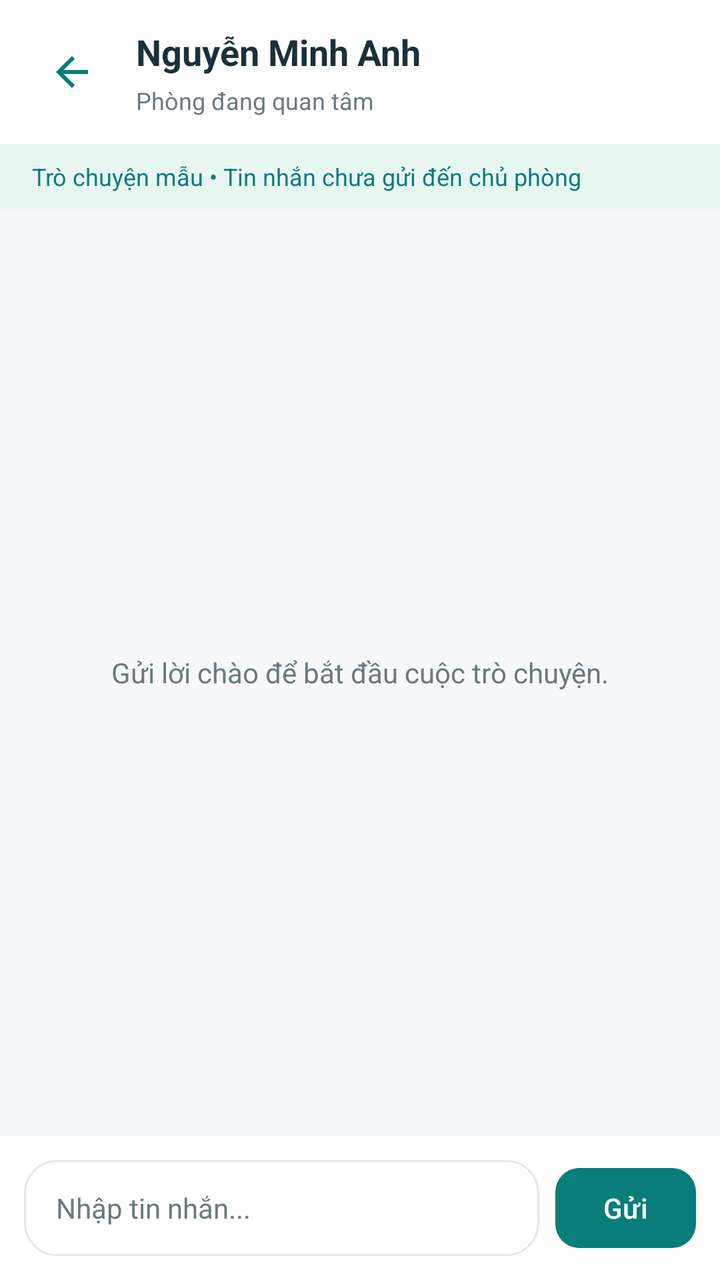
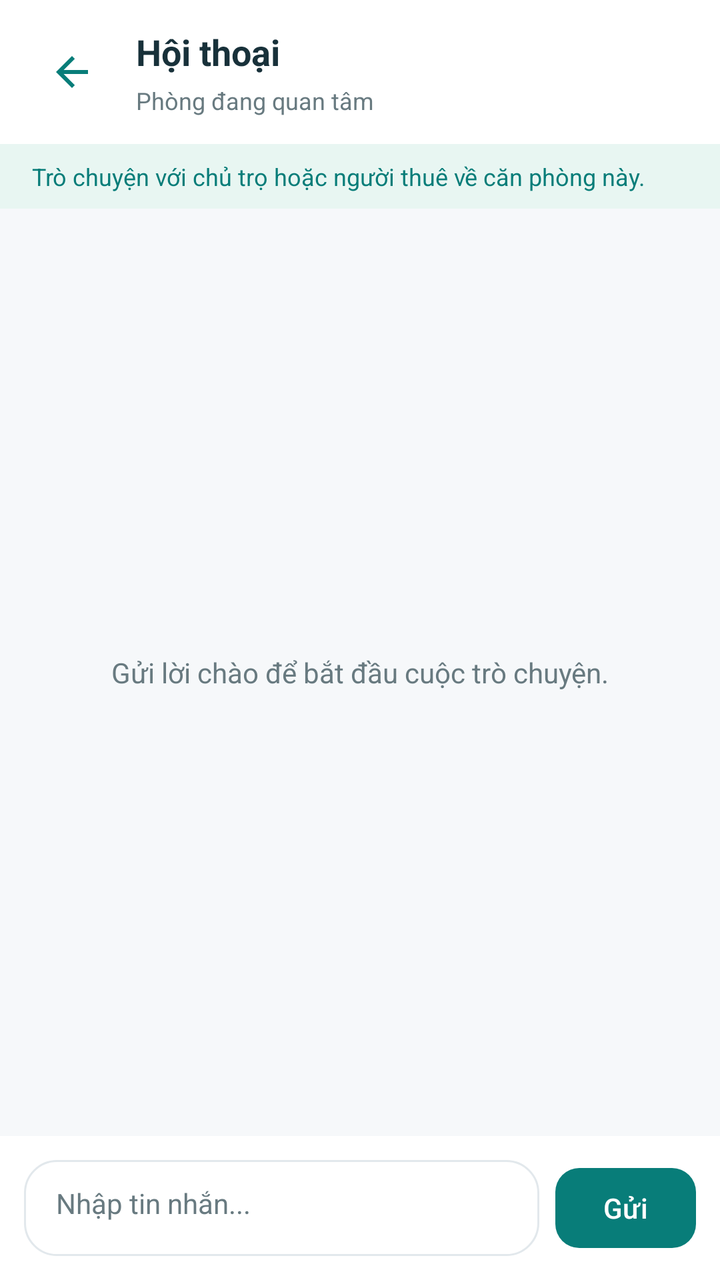

The first picture is an Android layout as it rendered before a commit; the second is the same layout after the commit. The layout source and the unified diff follow.
<!-- AndroidManifest.xml: application theme Theme.ROOMLY -->
<!-- res/layout/fragment_chat.xml -->
<?xml version="1.0" encoding="utf-8"?>
<LinearLayout
    xmlns:android="http://schemas.android.com/apk/res/android"
    xmlns:app="http://schemas.android.com/apk/res-auto"
    android:layout_width="match_parent"
    android:layout_height="match_parent"
    android:orientation="vertical"
    android:background="@color/roomly_background">

    
    <LinearLayout
        android:layout_width="match_parent"
        android:layout_height="wrap_content"
        android:orientation="horizontal"
        android:gravity="center_vertical"
        android:background="@color/roomly_surface"
        android:padding="12dp">

        <androidx.appcompat.widget.AppCompatImageButton
            android:id="@+id/btn_chat_back"
            android:layout_width="48dp"
            android:layout_height="48dp"
            android:background="?attr/selectableItemBackgroundBorderless"
            android:contentDescription="Quay lại"
            android:padding="12dp"
            android:src="@drawable/ic_arrow_back"
            app:tint="@color/roomly_primary" />

        <LinearLayout
            android:layout_width="0dp"
            android:layout_height="wrap_content"
            android:layout_weight="1"
            android:layout_marginStart="8dp"
            android:orientation="vertical">

            <TextView
                android:id="@+id/tv_chat_contact_name"
                android:layout_width="match_parent"
                android:layout_height="wrap_content"
                android:ellipsize="end"
                android:maxLines="1"
                android:text="Nguyễn Minh Anh"
                android:textColor="@color/roomly_text_primary"
                android:textSize="18sp"
                android:textStyle="bold" />

            <TextView
                android:id="@+id/tv_chat_room_title"
                android:layout_width="match_parent"
                android:layout_height="wrap_content"
                android:layout_marginTop="4dp"
                android:ellipsize="end"
                android:maxLines="1"
                android:text="Phòng đang quan tâm"
                android:textColor="@color/roomly_text_secondary"
                android:textSize="12sp" />

        </LinearLayout>

    </LinearLayout>

    
    <TextView
        android:layout_width="match_parent"
        android:layout_height="wrap_content"
        android:background="@color/roomly_primary_light"
        android:paddingStart="16dp"
        android:paddingTop="8dp"
        android:paddingEnd="16dp"
        android:paddingBottom="8dp"
        android:text="Trò chuyện mẫu • Tin nhắn chưa gửi đến chủ phòng"
        android:textColor="@color/roomly_primary"
        android:textSize="12sp" />

    
    <FrameLayout
        android:layout_width="match_parent"
        android:layout_height="0dp"
        android:layout_weight="1">

        <androidx.recyclerview.widget.RecyclerView
            android:id="@+id/rv_chat_messages"
            android:layout_width="match_parent"
            android:layout_height="match_parent"
            android:clipToPadding="false"
            android:padding="16dp" />

        <TextView
            android:id="@+id/tv_chat_empty"
            android:layout_width="match_parent"
            android:layout_height="match_parent"
            android:gravity="center"
            android:padding="24dp"
            android:text="Gửi lời chào để bắt đầu cuộc trò chuyện."
            android:textColor="@color/roomly_text_secondary"
            android:textSize="14sp" />

    </FrameLayout>

    
    <LinearLayout
        android:layout_width="match_parent"
        android:layout_height="wrap_content"
        android:orientation="horizontal"
        android:gravity="center_vertical"
        android:background="@color/roomly_surface"
        android:padding="12dp">

        <androidx.appcompat.widget.AppCompatEditText
            android:id="@+id/edt_chat_message"
            android:layout_width="0dp"
            android:layout_height="wrap_content"
            android:layout_weight="1"
            android:minHeight="48dp"
            android:background="@drawable/bg_search"
            android:hint="Nhập tin nhắn..."
            android:imeOptions="actionSend"
            android:inputType="textCapSentences"
            android:maxLength="1000"
            android:singleLine="true"
            android:paddingStart="16dp"
            android:paddingEnd="16dp"
            android:textColor="@color/roomly_text_primary"
            android:textColorHint="@color/roomly_text_secondary"
            android:textSize="14sp" />

        <com.google.android.material.button.MaterialButton
            android:id="@+id/btn_send_message"
            android:layout_width="wrap_content"
            android:layout_height="wrap_content"
            android:layout_marginStart="8dp"
            android:minWidth="64dp"
            android:minHeight="48dp"
            android:text="Gửi"
            android:textAllCaps="false"
            android:textColor="@color/roomly_surface"
            app:backgroundTint="@color/roomly_primary"
            app:cornerRadius="12dp" />

    </LinearLayout>

</LinearLayout>
<!-- resources referenced by this layout -->
<resources>
  <color name="roomly_background">#F6F8FA</color>
  <color name="roomly_primary">#087D79</color>
  <color name="roomly_primary_light">#E8F6F2</color>
  <color name="roomly_surface">#FFFFFF</color>
  <color name="roomly_text_primary">#18313A</color>
  <color name="roomly_text_secondary">#687A80</color>
  <!-- drawable bg_search (drawable) -->
  <?xml version="1.0" encoding="utf-8"?>
  <shape xmlns:android="http://schemas.android.com/apk/res/android"
      android:shape="rectangle">
  
      <solid android:color="@color/roomly_surface" />
  
      <corners android:radius="16dp" />
  
      <stroke
          android:width="1dp"
          android:color="@color/roomly_border" />
  
  </shape>
  <!-- drawable ic_arrow_back (drawable) -->
  <?xml version="1.0" encoding="utf-8"?>
  <vector xmlns:android="http://schemas.android.com/apk/res/android"
      android:width="24dp"
      android:height="24dp"
      android:viewportWidth="24"
      android:viewportHeight="24">
  
      <path
          android:fillColor="@color/roomly_text_primary"
          android:pathData="M20,11H7.83l5.59,-5.59L12,4l-8,8 8,8 1.41,-1.41L7.83,13H20z" />
  
  </vector>
  <style name="Theme.ROOMLY" parent="Base.Theme.ROOMLY" />
  <color name="roomly_border">#E2E8EC</color>
  <style name="Base.Theme.ROOMLY" parent="Theme.Material3.DayNight.NoActionBar">
          
          
      </style>
</resources>

<!-- the commit's change to res/layout/fragment_chat.xml (unified diff, before → after) -->
@@ -39,7 +39,7 @@
                 android:layout_height="wrap_content"
                 android:ellipsize="end"
                 android:maxLines="1"
-                android:text="Nguyễn Minh Anh"
+                android:text="Hội thoại"
                 android:textColor="@color/roomly_text_primary"
                 android:textSize="18sp"
                 android:textStyle="bold" />
@@ -68,7 +68,7 @@
         android:paddingTop="8dp"
         android:paddingEnd="16dp"
         android:paddingBottom="8dp"
-        android:text="Trò chuyện mẫu • Tin nhắn chưa gửi đến chủ phòng"
+        android:text="Trò chuyện với chủ trọ hoặc người thuê về căn phòng này."
         android:textColor="@color/roomly_primary"
         android:textSize="12sp" />
 
@@ -115,11 +115,15 @@
             android:background="@drawable/bg_search"
             android:hint="Nhập tin nhắn..."
             android:imeOptions="actionSend"
-            android:inputType="textCapSentences"
-            android:maxLength="1000"
-            android:singleLine="true"
+            android:inputType="textCapSentences|textMultiLine"
+            android:minLines="1"
+            android:maxLines="4"
+            android:maxLength="3000"
+            android:gravity="top|start"
             android:paddingStart="16dp"
+            android:paddingTop="12dp"
             android:paddingEnd="16dp"
+            android:paddingBottom="12dp"
             android:textColor="@color/roomly_text_primary"
             android:textColorHint="@color/roomly_text_secondary"
             android:textSize="14sp" />
